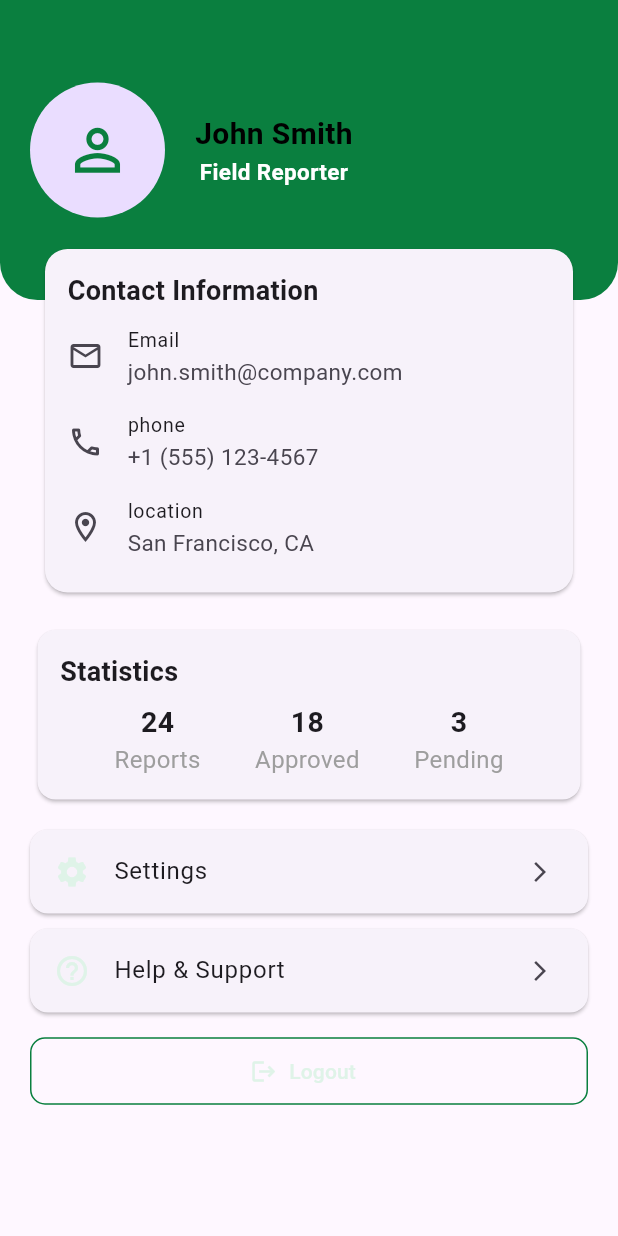
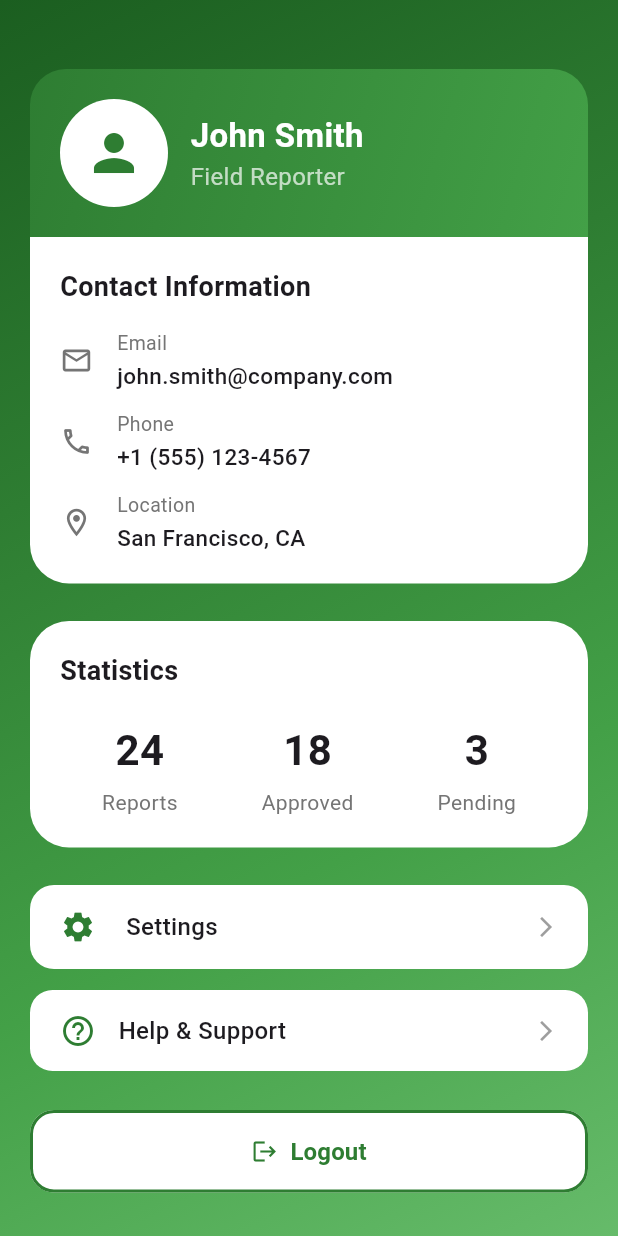
Before and after one commit to EslamAYassen/StadiumEye_user, a Flutter app: the ProfileScreen screen opened directly, on a phone screen of 412 x 824 dp. Run offline on Flutter 3.47's test engine with Material 3 defaults, Android fonts, the phone set to English and light mode, and no system bars; our stand-ins replace flutter_bloc.

Commit message:
feat:edit profile screen ui

```diff
--- a/lib/profile_feature/presentation/views/profile_screen.dart
+++ b/lib/profile_feature/presentation/views/profile_screen.dart
@@ -6,6 +6,6 @@ class ProfileScreen extends StatelessWidget {
 
   @override
   Widget build(BuildContext context) {
-    return const Scaffold(body: ProfileScreenBody());
+    return const Scaffold(body: ProfilescreenBody());
   }
 }
--- a/lib/profile_feature/presentation/views/widgets/conect_information_card.dart
+++ b/lib/profile_feature/presentation/views/widgets/conect_information_card.dart
@@ -1,56 +1,65 @@
 import 'package:flutter/material.dart';
-
-class ContectInformationCard extends StatelessWidget {
-  const ContectInformationCard({super.key});
+class ContactInformationCard extends StatelessWidget {
+  const ContactInformationCard({super.key});
 
   @override
   Widget build(BuildContext context) {
-    return Card(
-      margin: const EdgeInsets.symmetric(horizontal: 10),
-      shape: RoundedRectangleBorder(borderRadius: BorderRadius.circular(15)),
-      child: const Padding(
-        padding: EdgeInsets.all(15),
+    return Container(
+      margin:const EdgeInsets.symmetric(horizontal: 20),
+      padding:const EdgeInsets.all(20),
+      decoration:const BoxDecoration(
+        color: Colors.white,
+        borderRadius: BorderRadius.only(
+          bottomLeft: Radius.circular(26),
+          bottomRight: Radius.circular(26),
+        ),
+      ),
       child: Column(
         crossAxisAlignment: CrossAxisAlignment.start,
         children: [
-            Text(
+         const Text(
             'Contact Information',
-              style: TextStyle(fontWeight: FontWeight.bold, fontSize: 18),
+            style: TextStyle(
+              fontSize: 18,
+              fontWeight: FontWeight.bold,
             ),
-            SizedBox(height: 2),
-            ListTile(
-              contentPadding: EdgeInsets.zero,
-              leading: Icon(Icons.email_outlined),
-              title: Text("Email", style: TextStyle(fontSize: 13)),
-              subtitle: Text(
-                'john.smith@company.com',
-                style: TextStyle(fontSize: 15),
           ),
-              visualDensity: VisualDensity(vertical: -3),
-            ),
-            ListTile(
-              contentPadding: EdgeInsets.zero,
-              leading: Icon(Icons.phone_outlined),
-              title: Text("phone", style: TextStyle(fontSize: 13)),
-              subtitle: Text(
-                '+1 (555) 123-4567',
-                style: TextStyle(fontSize: 15),
-              ),
-              visualDensity: VisualDensity(vertical: -3),
-            ),
-            ListTile(
-              contentPadding: EdgeInsets.zero,
-              leading: Icon(Icons.location_on_outlined),
-              title: Text("location", style: TextStyle(fontSize: 13)),
-              subtitle: Text(
-                'San Francisco, CA',
-                style: TextStyle(fontSize: 15),
-              ),
-              visualDensity: VisualDensity(vertical: -3),
-            ),
+          const SizedBox(height: 15),
+          buildContactItem(Icons.email_outlined, 'Email', 'john.smith@company.com'),
+          const SizedBox(height: 12),
+          buildContactItem(Icons.phone_outlined, 'Phone', '+1 (555) 123-4567'),
+          const SizedBox(height: 12),
+          buildContactItem(Icons.location_on_outlined, 'Location', 'San Francisco, CA'),
         ],
-        ),
       ),
     );
   }
 }
+Widget buildContactItem(IconData icon, String title, String subtitle) {
+  return  Row(
+    children: [
+      Icon(icon, color: Colors.grey[600], size: 22),
+     const SizedBox(width: 16),
+      Column(
+        crossAxisAlignment: CrossAxisAlignment.start,
+        children: [
+          Text(
+            title,
+            style: TextStyle(
+              color: Colors.grey[600],
+              fontSize: 13,
+            ),
+          ),
+         const SizedBox(height: 2),
+          Text(
+            subtitle,
+            style:const TextStyle(
+              fontSize: 15,
+              fontWeight: FontWeight.w500,
+            ),
+          ),
+        ],
+      ),
+    ],
+  );
+}
--- a/lib/profile_feature/presentation/views/widgets/custom_appbar.dart
+++ /dev/null
@@ -1,72 +0,0 @@
-import 'package:flutter/material.dart';
-import 'package:stadium_eye/profile_feature/presentation/views/widgets/conect_information_card.dart';
-import 'package:stadium_eye/theme/app_colors.dart';
-
-class CustomAppbar extends StatelessWidget {
-  const CustomAppbar({super.key});
-
-  @override
-  Widget build(BuildContext context) {
-    return Stack(
-      clipBehavior: Clip.none,
-      children: [
-        Container(
-          width: double.infinity,
-          height: 200,
-          decoration:const BoxDecoration(
-            color: AppColors.primary,
-            borderRadius: const BorderRadius.only(
-              bottomRight: Radius.circular(25),
-              bottomLeft: Radius.circular(25),
-            ),
-          ),
-          child:const Row(
-            children: [
-              Padding(
-                padding: EdgeInsets.symmetric(
-                  horizontal: 20.0,
-                  vertical: 30.0,
-                ),
-                child: CircleAvatar(
-                  radius: 45,
-                  child: Icon(
-                    Icons.person_outline,
-                    size: 45,
-                    color: AppColors.primary,
-                  ),
-                ),
-              ),
-               Column(
-                mainAxisAlignment: MainAxisAlignment.center,
-                children: [
-                  Text(
-                    'John Smith',
-                    style: TextStyle(
-                      color:AppColors.blackColor,
-                      fontSize: 20,
-                      fontWeight: FontWeight.bold,
-                    ),
-                  ),
-                  Text(
-                    'Field Reporter',
-                    style: TextStyle(
-                      color: AppColors.whiteColor,
-                      fontSize: 15,
-                      fontWeight: FontWeight.bold,
-                    ),
-                  ),
-                ],
-              ),
-            ],
-          ),
-        ),
-        const Positioned(
-          bottom: -195,
-          left: 20,
-          right: 20,
-          child: ContectInformationCard(),
-        ),
-      ],
-    );
-  }
-}
--- /dev/null
+++ b/lib/profile_feature/presentation/views/widgets/help_support.dart
@@ -0,0 +1,33 @@
+import 'package:flutter/material.dart';
+class HelpSupport extends StatelessWidget {
+  const HelpSupport({super.key});
+
+  @override
+  Widget build(BuildContext context) {
+    return  InkWell(
+      onTap: (){
+
+      },
+      child: Container(
+        margin:const EdgeInsets.symmetric(horizontal: 20),
+        padding:const EdgeInsets.symmetric(horizontal: 20, vertical: 15),
+        decoration: BoxDecoration(
+          color: Colors.white,
+          borderRadius: BorderRadius.circular(15),
+        ),
+        child:const Row(
+          children: [
+            Icon(Icons.help_outline, color: Color(0xFF2E7D32)),
+            SizedBox(width: 15),
+            Text(
+              'Help & Support',
+              style: TextStyle(fontSize: 16, fontWeight: FontWeight.w500),
+            ),
+            Spacer(),
+            Icon(Icons.arrow_forward_ios, size: 16, color: Colors.grey),
+          ],
+        ),
+      ),
+    );
+  }
+}
--- a/lib/profile_feature/presentation/views/widgets/item.dart
+++ /dev/null
@@ -1,22 +0,0 @@
-import 'package:flutter/material.dart';
-import 'package:stadium_eye/theme/app_colors.dart';
-
-class Item extends StatelessWidget {
-  final String title;
-  final IconData icon;
-
-  const Item({required this.title, required this.icon});
-
-  @override
-  Widget build(BuildContext context) {
-    return Card(
-      margin:const EdgeInsets.symmetric(horizontal: 20, vertical: 5),
-      child: ListTile(
-        leading: Icon(icon, color:AppColors.lightGreen),
-        title: Text(title),
-        trailing:const Icon(Icons.arrow_forward_ios, size: 16),
-        onTap: () {},
-      ),
-    );
-  }
-}
--- a/lib/profile_feature/presentation/views/widgets/logout.dart
+++ b/lib/profile_feature/presentation/views/widgets/logout.dart
@@ -1,22 +1,31 @@
 import 'package:flutter/material.dart';
-import 'package:stadium_eye/theme/app_colors.dart';
-
-class LogOut extends StatelessWidget {
-  const LogOut({super.key});
+class LogoutButton extends StatelessWidget {
+  const LogoutButton({super.key});
 
   @override
   Widget build(BuildContext context) {
-    return Padding(
-      padding: const EdgeInsets.symmetric(horizontal: 20),
+    return Container(
+      margin:const EdgeInsets.symmetric(horizontal: 20.0),
+      width: double.infinity,
       child: OutlinedButton.icon(
-        onPressed: () {},
-        icon:const Icon(Icons.logout, color: AppColors.lightGreen),
-        label:const Text('Logout', style: TextStyle(color: AppColors.lightGreen)),
+        onPressed: () {
+
+        },
+        icon:const Icon(Icons.logout, color: Color(0xFF2E7D32)),
+        label:const Text(
+          'Logout',
+          style: TextStyle(
+            color: Color(0xFF2E7D32),
+            fontSize: 16,
+            fontWeight: FontWeight.bold,
+          ),
+        ),
         style: OutlinedButton.styleFrom(
-          minimumSize: const Size(double.infinity, 45),
-          side: const BorderSide(color:AppColors.primary),
+          backgroundColor: Colors.white,
+          padding:const EdgeInsets.symmetric(vertical: 16.0),
+          side:const BorderSide(color: Color(0xFF2E7D32), width: 2),
           shape: RoundedRectangleBorder(
-            borderRadius: BorderRadius.circular(10),
+            borderRadius: BorderRadius.circular(16.0),
           ),
         ),
       ),
--- /dev/null
+++ b/lib/profile_feature/presentation/views/widgets/profile_header.dart
@@ -0,0 +1,56 @@
+import 'package:flutter/material.dart';
+class ProfileHeader extends StatelessWidget {
+  const ProfileHeader({super.key});
+
+  @override
+  Widget build(BuildContext context) {
+    return Container(
+      margin:const EdgeInsets.symmetric(horizontal: 20),
+      padding:const EdgeInsets.all(20),
+      decoration:const BoxDecoration(
+        gradient: LinearGradient(
+          colors: [Color(0xFF2E7D32), Color(0xFF43A047)],
+          begin: Alignment.topLeft,
+          end: Alignment.bottomRight,
+        ),
+        borderRadius: BorderRadius.only(
+          topLeft: Radius.circular(24.0),
+          topRight: Radius.circular(24.0),
+        ),
+      ),
+
+      child:const Row(
+        children: [
+          CircleAvatar(
+            radius: 36.0,
+            backgroundColor: Colors.white,
+            child: Icon(Icons.person, size: 40, color: Color(0xFF2E7D32)),
+          ),
+
+          SizedBox(width: 15),
+          Column(
+            crossAxisAlignment: CrossAxisAlignment.start,
+            children: [
+              Text(
+                'John Smith',
+                style: TextStyle(
+                  color: Colors.white,
+                  fontSize: 22,
+                  fontWeight: FontWeight.bold,
+                ),
+              ),
+              Text(
+                'Field Reporter',
+                style: TextStyle(
+                  color: Colors.white70,
+                  fontSize: 16,
+                ),
+              ),
+            ],
+          ),
+        ],
+      ),
+    )
+    ;
+  }
+}
--- a/lib/profile_feature/presentation/views/widgets/profile_screen_body.dart
+++ b/lib/profile_feature/presentation/views/widgets/profile_screen_body.dart
@@ -1,30 +1,55 @@
+
 import 'package:flutter/material.dart';
-import 'package:stadium_eye/profile_feature/presentation/views/widgets/custom_appbar.dart';
-import 'package:stadium_eye/profile_feature/presentation/views/widgets/item.dart';
+import 'package:stadium_eye/profile_feature/presentation/views/widgets/conect_information_card.dart';
+import 'package:stadium_eye/profile_feature/presentation/views/widgets/help_support.dart';
 import 'package:stadium_eye/profile_feature/presentation/views/widgets/logout.dart';
+import 'package:stadium_eye/profile_feature/presentation/views/widgets/profile_header.dart';
+import 'package:stadium_eye/profile_feature/presentation/views/widgets/settings.dart';
 import 'package:stadium_eye/profile_feature/presentation/views/widgets/statistics_card.dart';
-
-class ProfileScreenBody extends StatelessWidget {
-  const ProfileScreenBody({super.key});
+class ProfilescreenBody extends StatelessWidget {
+  const ProfilescreenBody({super.key});
 
   @override
   Widget build(BuildContext context) {
-    return const SingleChildScrollView(
-      child: Column(
-        children: [
-          CustomAppbar(),
-          SizedBox(height: 220),
-          StatisticsCard(
-            reports: 24,
-            approved: 18,
-            pending: 3,
-          ), //replace API data
-          SizedBox(height: 15),
-          Item(title: 'Settings', icon: Icons.settings),
-          Item(title: 'Help & Support', icon: Icons.help_outline),
-          SizedBox(height: 10),
-          LogOut(),
-        ],
+    return Container(
+      width: double.infinity,
+      height: double.infinity,
+      decoration:const BoxDecoration(
+        gradient: LinearGradient(
+          colors: [
+            Color(0xFF1B5E20),
+            Color(0xFF2E7D32),
+            Color(0xFF43A047),
+            Color(0xFF66BB6A),
+          ],
+          begin: Alignment.topLeft,
+          end: Alignment.bottomRight,
+        ),
+      ),
+      child:const SafeArea(
+        child:SingleChildScrollView(
+          child: Column(
+            children: [
+              SizedBox(height: 46),
+              ProfileHeader(),
+              ContactInformationCard(),
+              SizedBox(height: 25),
+              StatisticsCard(),
+              SizedBox(height: 25),
+              Settings(),
+              SizedBox(height: 14),
+              HelpSupport(),
+              SizedBox(height: 26),
+              LogoutButton(),
+              SizedBox(height: 30),
+
+            ],
+          ),
+        ),
+
+
+
+
       ),
     );
   }
--- /dev/null
+++ b/lib/profile_feature/presentation/views/widgets/settings.dart
@@ -0,0 +1,35 @@
+import 'package:flutter/material.dart';
+
+class Settings extends StatelessWidget {
+  const Settings({super.key});
+
+  @override
+  Widget build(BuildContext context) {
+    return InkWell(
+      onTap: () {
+        // Navigator.push(context, MaterialPageRoute(builder: (context) => SettingsPage()));
+      },
+      borderRadius: BorderRadius.circular(16.0),
+      child: Container(
+        margin:const EdgeInsets.symmetric(horizontal: 20.0),
+        padding:const EdgeInsets.symmetric(horizontal: 20.0, vertical: 16.0),
+        decoration: BoxDecoration(
+          color: Colors.white,
+          borderRadius: BorderRadius.circular(16.0),
+        ),
+        child:const Row(
+          children: [
+            Icon(Icons.settings, color: Color(0xFF2E7D32)),
+            SizedBox(width: 20),
+            Text(
+              'Settings',
+              style: TextStyle(fontSize: 16, fontWeight: FontWeight.w500),
+            ),
+            Spacer(),
+            Icon(Icons.arrow_forward_ios, size: 16, color: Colors.grey),
+          ],
+        ),
+      ),
+    );
+  }
+}
--- a/lib/profile_feature/presentation/views/widgets/statistics_card.dart
+++ b/lib/profile_feature/presentation/views/widgets/statistics_card.dart
@@ -1,54 +1,60 @@
 import 'package:flutter/material.dart';
-
 class StatisticsCard extends StatelessWidget {
-  const StatisticsCard({
-    super.key,
-    required this.reports,
-    required this.approved,
-    required this.pending,
-  });
-  //replace API data
-  final int reports;
-  final int approved;
-  final int pending;
+  const StatisticsCard({super.key});
 
   @override
   Widget build(BuildContext context) {
-    return Card(
-      margin: const EdgeInsets.symmetric(horizontal: 25),
-      child: Padding(
-        padding: const EdgeInsets.all(15.0),
+    return Container(
+      margin:const EdgeInsets.symmetric(horizontal: 20),
+      padding:const EdgeInsets.all(20),
+      decoration: BoxDecoration(
+        color: Colors.white,
+        borderRadius: BorderRadius.circular(26),
+      ),
       child: Column(
         crossAxisAlignment: CrossAxisAlignment.start,
         children: [
            const Text(
-              "Statistics",
-              style: TextStyle(fontSize: 18, fontWeight: FontWeight.bold),
+            'Statistics',
+            style: TextStyle(
+              fontSize: 18,
+              fontWeight: FontWeight.bold,
             ),
-            const SizedBox(height: 7),
+          ),
+         const SizedBox(height: 20),
           Row(
-              mainAxisAlignment: MainAxisAlignment.spaceEvenly,
+            mainAxisAlignment: MainAxisAlignment.spaceAround,
             children: [
-                buildStaticCard("Reports", reports),
-                buildStaticCard("Approved", approved),
-                buildStaticCard("Pending", pending),
+              //replace API data
+              buildStatColumn('24', 'Reports'),
+              buildStatColumn('18', 'Approved'),
+              buildStatColumn('3', 'Pending'),
             ],
           ),
         ],
       ),
-      ),
     );
+
   }
 }
-
-Column  buildStaticCard(String title, int value) {
+Widget buildStatColumn(String value, String label) {
   return Column(
     children: [
       Text(
-        value.toString(),
-        style: const TextStyle(fontSize: 19, fontWeight: FontWeight.bold),
+        value,
+        style:const TextStyle(
+          fontSize: 28,
+          fontWeight: FontWeight.bold,
         ),
-      Text(title, style: const TextStyle(color: Colors.grey, fontSize: 16)),
+      ),
+     const SizedBox(height: 5),
+      Text(
+        label,
+        style: TextStyle(
+          color: Colors.grey[600],
+          fontSize: 14,
+        ),
+      ),
     ],
   );
 }
```
Lines whose indentation alone changed are shown as unchanged.
